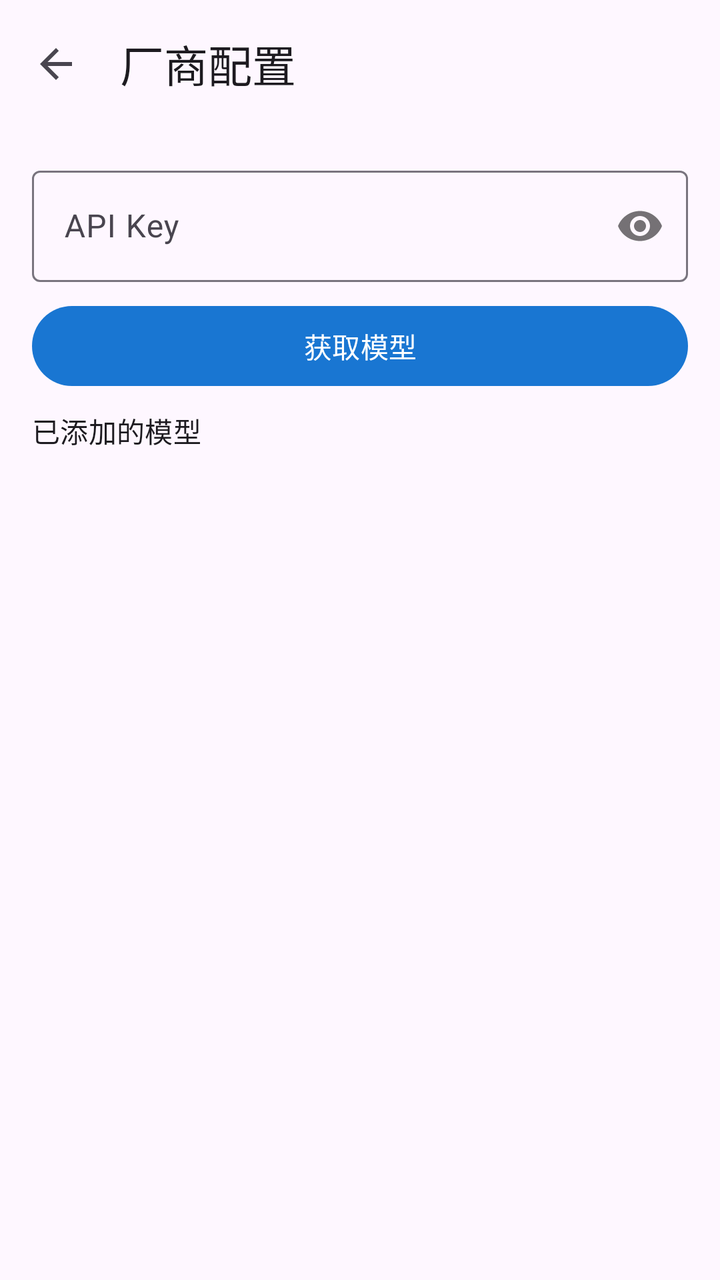
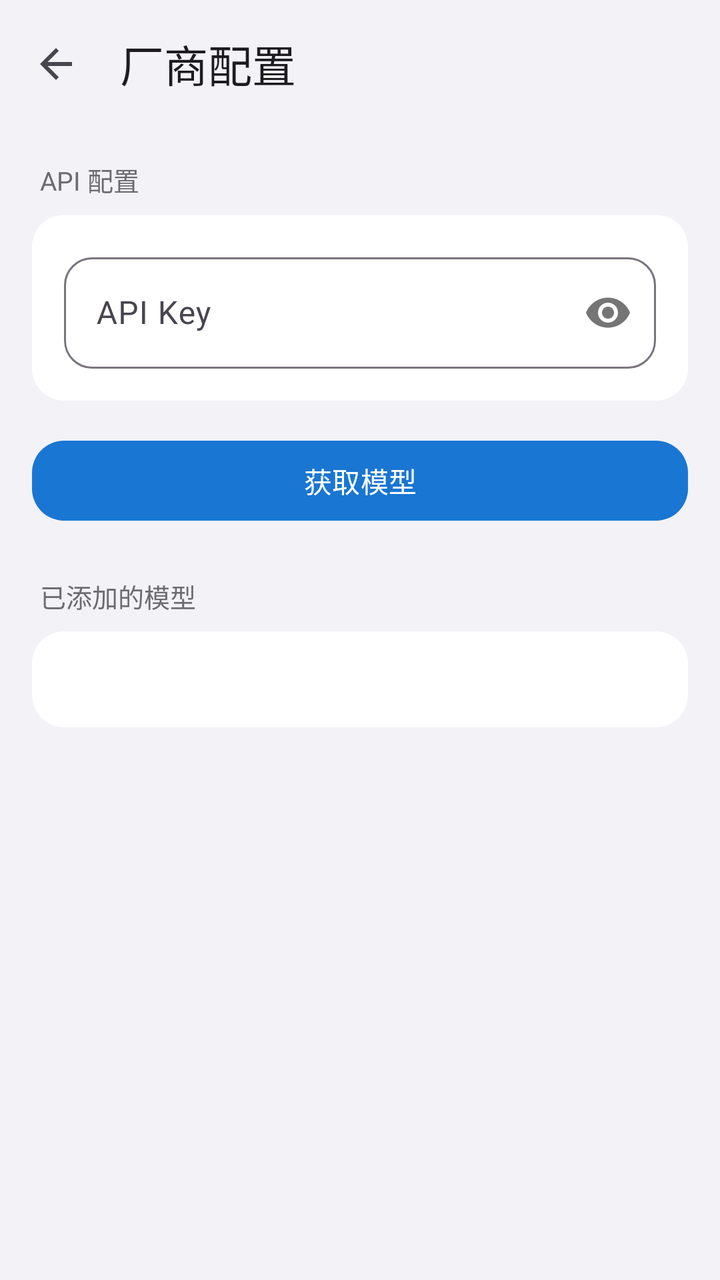

The first picture is an Android layout as it rendered before a commit; the second is the same layout after the commit. The layout source and the unified diff follow.
<!-- AndroidManifest.xml: activity theme Theme.AIChat -->
<!-- res/layout/activity_provider_detail.xml -->
<?xml version="1.0" encoding="utf-8"?>
<LinearLayout xmlns:android="http://schemas.android.com/apk/res/android"
    xmlns:app="http://schemas.android.com/apk/res-auto"
    android:layout_width="match_parent"
    android:layout_height="match_parent"
    android:orientation="vertical">

    <com.google.android.material.appbar.MaterialToolbar
        android:id="@+id/toolbar"
        android:layout_width="match_parent"
        android:layout_height="?attr/actionBarSize"
        app:title="@string/provider_detail"
        app:navigationIcon="?attr/homeAsUpIndicator" />

    <ScrollView
        android:layout_width="match_parent"
        android:layout_height="match_parent"
        android:fillViewport="true">
        <LinearLayout
            android:layout_width="match_parent"
            android:layout_height="wrap_content"
            android:orientation="vertical"
            android:padding="16dp">

            <com.google.android.material.textfield.TextInputLayout
                android:id="@+id/layoutName"
                android:layout_width="match_parent"
                android:layout_height="wrap_content"
                android:hint="@string/vendor_name"
                style="@style/Widget.Material3.TextInputLayout.OutlinedBox"
                android:layout_marginBottom="8dp"
                android:visibility="gone">
                <com.google.android.material.textfield.TextInputEditText
                    android:id="@+id/editName"
                    android:layout_width="match_parent"
                    android:layout_height="wrap_content"
                    android:inputType="text" />
            </com.google.android.material.textfield.TextInputLayout>

            <com.google.android.material.textfield.TextInputLayout
                android:id="@+id/layoutApiHost"
                android:layout_width="match_parent"
                android:layout_height="wrap_content"
                android:hint="@string/api_host"
                style="@style/Widget.Material3.TextInputLayout.OutlinedBox"
                android:layout_marginBottom="8dp"
                android:visibility="gone">
                <com.google.android.material.textfield.TextInputEditText
                    android:id="@+id/editApiHost"
                    android:layout_width="match_parent"
                    android:layout_height="wrap_content"
                    android:inputType="textUri" />
            </com.google.android.material.textfield.TextInputLayout>

            <com.google.android.material.textfield.TextInputLayout
                android:id="@+id/layoutApiPath"
                android:layout_width="match_parent"
                android:layout_height="wrap_content"
                android:hint="@string/api_path"
                app:helperText="/v1/chat/completions"
                style="@style/Widget.Material3.TextInputLayout.OutlinedBox"
                android:layout_marginBottom="8dp"
                android:visibility="gone">
                <com.google.android.material.textfield.TextInputEditText
                    android:id="@+id/editApiPath"
                    android:layout_width="match_parent"
                    android:layout_height="wrap_content"
                    android:inputType="text" />
            </com.google.android.material.textfield.TextInputLayout>

            <com.google.android.material.textfield.TextInputLayout
                android:id="@+id/layoutApiKey"
                android:layout_width="match_parent"
                android:layout_height="wrap_content"
                android:hint="@string/api_key"
                style="@style/Widget.Material3.TextInputLayout.OutlinedBox"
                app:passwordToggleEnabled="true"
                android:layout_marginBottom="8dp">
                <com.google.android.material.textfield.TextInputEditText
                    android:id="@+id/editApiKey"
                    android:layout_width="match_parent"
                    android:layout_height="wrap_content"
                    android:inputType="textPassword" />
            </com.google.android.material.textfield.TextInputLayout>

            <com.google.android.material.button.MaterialButton
                android:id="@+id/btnFetchModels"
                android:layout_width="match_parent"
                android:layout_height="wrap_content"
                android:text="@string/fetch_models"
                android:layout_marginBottom="8dp" />

            <com.google.android.material.button.MaterialButton
                android:id="@+id/btnDeleteProvider"
                style="@style/Widget.Material3.Button.TextButton"
                android:layout_width="match_parent"
                android:layout_height="wrap_content"
                android:text="删除厂商"
                android:textColor="#D32F2F"
                android:layout_marginBottom="16dp"
                android:visibility="gone" />

            <TextView
                android:layout_width="wrap_content"
                android:layout_height="wrap_content"
                android:text="已添加的模型"
                android:textAppearance="?attr/textAppearanceTitleSmall"
                android:layout_marginBottom="8dp" />

            <androidx.recyclerview.widget.RecyclerView
                android:id="@+id/recyclerModelsAdded"
                android:layout_width="match_parent"
                android:layout_height="wrap_content"
                android:minHeight="48dp"
                android:nestedScrollingEnabled="false"
                android:layout_marginBottom="16dp" />

            <TextView
                android:id="@+id/textAvailableTitle"
                android:layout_width="wrap_content"
                android:layout_height="wrap_content"
                android:text="可添加的模型（获取后点击添加）"
                android:textAppearance="?attr/textAppearanceTitleSmall"
                android:layout_marginBottom="8dp"
                android:visibility="gone" />

            <androidx.recyclerview.widget.RecyclerView
                android:id="@+id/recyclerModelsAvailable"
                android:layout_width="match_parent"
                android:layout_height="320dp"
                android:minHeight="48dp"
                android:nestedScrollingEnabled="true"
                android:visibility="gone" />
        </LinearLayout>
    </ScrollView>
</LinearLayout>
<!-- resources referenced by this layout -->
<resources>
  <string name="api_host">API Host</string>
  <string name="api_key">API Key</string>
  <string name="api_path">API Path</string>
  <string name="fetch_models">获取模型</string>
  <string name="provider_detail">厂商配置</string>
  <string name="vendor_name">厂商名称</string>
  <style name="Theme.AIChat" parent="Theme.Material3.DayNight.NoActionBar">
          <item name="colorPrimary">@color/primary</item>
          <item name="colorPrimaryContainer">?attr/colorPrimaryLight</item>
          <item name="colorOnPrimary">@color/on_primary</item>
          <item name="colorSurface">@color/surface</item>
          <item name="colorPrimarySubtle">@color/primary_blue_subtle</item>
          <item name="colorPrimaryLight">@color/primary_blue_light</item>
          <item name="colorPrimaryDeep">@color/primary_blue_deep</item>
          <item name="materialAlertDialogTheme">@style/ThemeOverlay.AIChat.MaterialAlertDialog</item>
          <item name="alertDialogTheme">@style/ThemeOverlay.AIChat.MaterialAlertDialog</item>
      </style>
  <color name="primary">#1976D2</color>
  <color name="on_primary">#FFFFFF</color>
  <color name="surface">#FFFFFF</color>
  <color name="primary_blue_subtle">#F5FAFF</color>
  <color name="primary_blue_light">#E3F2FD</color>
  <color name="primary_blue_deep">#0D47A1</color>
  <style name="ThemeOverlay.AIChat.MaterialAlertDialog" parent="ThemeOverlay.Material3.MaterialAlertDialog">
          <item name="backgroundTint">@color/dialog_surface_bg</item>
          <item name="android:windowBackground">@drawable/bg_material_alert_dialog</item>
          <item name="colorSurface">@color/dialog_surface_bg</item>
          <item name="elevationOverlayEnabled">false</item>
      </style>
  <color name="dialog_surface_bg">#FFFDFEFF</color>
  <!-- drawable bg_material_alert_dialog (drawable) -->
  <?xml version="1.0" encoding="utf-8"?>
  <shape xmlns:android="http://schemas.android.com/apk/res/android"
      android:shape="rectangle">
      <corners android:radius="28dp" />
      <solid android:color="@color/dialog_surface_bg" />
  </shape>
</resources>

<!-- the commit's change to res/layout/activity_provider_detail.xml (unified diff, before → after) -->
@@ -3,134 +3,214 @@
     xmlns:app="http://schemas.android.com/apk/res-auto"
     android:layout_width="match_parent"
     android:layout_height="match_parent"
-    android:orientation="vertical">
+    android:orientation="vertical"
+    android:background="@color/ios_grouped_bg">
 
     <com.google.android.material.appbar.MaterialToolbar
         android:id="@+id/toolbar"
         android:layout_width="match_parent"
         android:layout_height="?attr/actionBarSize"
+        android:background="@color/ios_grouped_bg"
+        app:elevation="0dp"
         app:title="@string/provider_detail"
         app:navigationIcon="?attr/homeAsUpIndicator" />
 
     <ScrollView
         android:layout_width="match_parent"
-        android:layout_height="match_parent"
-        android:fillViewport="true">
+        android:layout_height="match_parent">
+
         <LinearLayout
             android:layout_width="match_parent"
             android:layout_height="wrap_content"
             android:orientation="vertical"
-            android:padding="16dp">
-
-            <com.google.android.material.textfield.TextInputLayout
-                android:id="@+id/layoutName"
-                android:layout_width="match_parent"
-                android:layout_height="wrap_content"
-                android:hint="@string/vendor_name"
-                style="@style/Widget.Material3.TextInputLayout.OutlinedBox"
-                android:layout_marginBottom="8dp"
-                android:visibility="gone">
-                <com.google.android.material.textfield.TextInputEditText
-                    android:id="@+id/editName"
+            android:paddingBottom="32dp">
+
+            
+            <TextView
+                android:layout_width="match_parent"
+                android:layout_height="wrap_content"
+                android:text="API 配置"
+                android:textSize="13sp"
+                android:textColor="@color/ios_section_label"
+                android:paddingStart="20dp"
+                android:paddingEnd="20dp"
+                android:paddingTop="16dp"
+                android:paddingBottom="8dp" />
+
+            <com.google.android.material.card.MaterialCardView
+                android:layout_width="match_parent"
+                android:layout_height="wrap_content"
+                android:layout_marginStart="16dp"
+                android:layout_marginEnd="16dp"
+                app:cardElevation="0dp"
+                app:cardBackgroundColor="@color/ios_cell_bg"
+                app:cardCornerRadius="16dp"
+                app:strokeWidth="0dp">
+
+                <LinearLayout
                     android:layout_width="match_parent"
                     android:layout_height="wrap_content"
-                    android:inputType="text" />
-            </com.google.android.material.textfield.TextInputLayout>
-
-            <com.google.android.material.textfield.TextInputLayout
-                android:id="@+id/layoutApiHost"
-                android:layout_width="match_parent"
-                android:layout_height="wrap_content"
-                android:hint="@string/api_host"
-                style="@style/Widget.Material3.TextInputLayout.OutlinedBox"
-                android:layout_marginBottom="8dp"
-                android:visibility="gone">
-                <com.google.android.material.textfield.TextInputEditText
-                    android:id="@+id/editApiHost"
-                    android:layout_width="match_parent"
-                    android:layout_height="wrap_content"
-                    android:inputType="textUri" />
-            </com.google.android.material.textfield.TextInputLayout>
-
-            <com.google.android.material.textfield.TextInputLayout
-                android:id="@+id/layoutApiPath"
-                android:layout_width="match_parent"
-                android:layout_height="wrap_content"
-                android:hint="@string/api_path"
-                app:helperText="/v1/chat/completions"
-                style="@style/Widget.Material3.TextInputLayout.OutlinedBox"
-                android:layout_marginBottom="8dp"
-                android:visibility="gone">
-                <com.google.android.material.textfield.TextInputEditText
-                    android:id="@+id/editApiPath"
-                    android:layout_width="match_parent"
-                    android:layout_height="wrap_content"
-                    android:inputType="text" />
-            </com.google.android.material.textfield.TextInputLayout>
-
-            <com.google.android.material.textfield.TextInputLayout
-                android:id="@+id/layoutApiKey"
-                android:layout_width="match_parent"
-                android:layout_height="wrap_content"
-                android:hint="@string/api_key"
-                style="@style/Widget.Material3.TextInputLayout.OutlinedBox"
-                app:passwordToggleEnabled="true"
-                android:layout_marginBottom="8dp">
-                <com.google.android.material.textfield.TextInputEditText
-                    android:id="@+id/editApiKey"
-                    android:layout_width="match_parent"
-                    android:layout_height="wrap_content"
-                    android:inputType="textPassword" />
-            </com.google.android.material.textfield.TextInputLayout>
-
+                    android:orientation="vertical"
+                    android:padding="16dp">
+
+                    <com.google.android.material.textfield.TextInputLayout
+                        android:id="@+id/layoutName"
+                        android:layout_width="match_parent"
+                        android:layout_height="wrap_content"
+                        android:hint="@string/vendor_name"
+                        style="@style/Widget.AIChat.TextInputLayout"
+                        android:layout_marginBottom="12dp"
+                        android:visibility="gone">
+                        <com.google.android.material.textfield.TextInputEditText
+                            android:id="@+id/editName"
+                            android:layout_width="match_parent"
+                            android:layout_height="wrap_content"
+                            android:inputType="text" />
+                    </com.google.android.material.textfield.TextInputLayout>
+
+                    <com.google.android.material.textfield.TextInputLayout
+                        android:id="@+id/layoutApiHost"
+                        android:layout_width="match_parent"
+                        android:layout_height="wrap_content"
+                        android:hint="@string/api_host"
+                        style="@style/Widget.AIChat.TextInputLayout"
+                        android:layout_marginBottom="12dp"
+                        android:visibility="gone">
+                        <com.google.android.material.textfield.TextInputEditText
+                            android:id="@+id/editApiHost"
+                            android:layout_width="match_parent"
+                            android:layout_height="wrap_content"
+                            android:inputType="textUri" />
+                    </com.google.android.material.textfield.TextInputLayout>
+
+                    <com.google.android.material.textfield.TextInputLayout
+                        android:id="@+id/layoutApiPath"
+                        android:layout_width="match_parent"
+                        android:layout_height="wrap_content"
+                        android:hint="@string/api_path"
+                        app:helperText="/v1/chat/completions"
+                        style="@style/Widget.AIChat.TextInputLayout"
+                        android:layout_marginBottom="12dp"
+                        android:visibility="gone">
+                        <com.google.android.material.textfield.TextInputEditText
+                            android:id="@+id/editApiPath"
+                            android:layout_width="match_parent"
+                            android:layout_height="wrap_content"
+                            android:inputType="text" />
+                    </com.google.android.material.textfield.TextInputLayout>
+
+                    <com.google.android.material.textfield.TextInputLayout
+                        android:id="@+id/layoutApiKey"
+                        android:layout_width="match_parent"
+                        android:layout_height="wrap_content"
+                        android:hint="@string/api_key"
+                        style="@style/Widget.AIChat.TextInputLayout"
+                        app:passwordToggleEnabled="true">
+                        <com.google.android.material.textfield.TextInputEditText
+                            android:id="@+id/editApiKey"
+                            android:layout_width="match_parent"
+                            android:layout_height="wrap_content"
+                            android:inputType="textPassword" />
+                    </com.google.android.material.textfield.TextInputLayout>
+                </LinearLayout>
+            </com.google.android.material.card.MaterialCardView>
+
+            
             <com.google.android.material.button.MaterialButton
                 android:id="@+id/btnFetchModels"
                 android:layout_width="match_parent"
                 android:layout_height="wrap_content"
-                android:text="@string/fetch_models"
-                android:layout_marginBottom="8dp" />
-
-            <com.google.android.material.button.MaterialButton
-                android:id="@+id/btnDeleteProvider"
-                style="@style/Widget.Material3.Button.TextButton"
-                android:layout_width="match_parent"
-                android:layout_height="wrap_content"
-                android:text="删除厂商"
-                android:textColor="#D32F2F"
-                android:layout_marginBottom="16dp"
-                android:visibility="gone" />
-
+                android:layout_marginStart="16dp"
+                android:layout_marginEnd="16dp"
+                android:layout_marginTop="16dp"
+                app:cornerRadius="16dp"
+                android:text="@string/fetch_models" />
+
+            
+            <com.google.android.material.card.MaterialCardView
+                android:layout_width="match_parent"
+                android:layout_height="wrap_content"
+                android:layout_marginStart="16dp"
+                android:layout_marginEnd="16dp"
+                android:layout_marginTop="16dp"
+                android:visibility="gone"
+                app:cardElevation="0dp"
+                app:cardBackgroundColor="@color/ios_cell_bg"
+                app:cardCornerRadius="16dp"
+                app:strokeWidth="0dp">
+
+                <com.google.android.material.button.MaterialButton
+                    android:id="@+id/btnDeleteProvider"
+                    style="@style/Widget.Material3.Button.TextButton"
+                    android:layout_width="match_parent"
+                    android:layout_height="56dp"
+                    android:text="删除厂商"
+                    android:textColor="@color/ios_destructive" />
+            </com.google.android.material.card.MaterialCardView>
+
+            
             <TextView
-                android:layout_width="wrap_content"
+                android:layout_width="match_parent"
                 android:layout_height="wrap_content"
                 android:text="已添加的模型"
-                android:textAppearance="?attr/textAppearanceTitleSmall"
-                android:layout_marginBottom="8dp" />
-
-            <androidx.recyclerview.widget.RecyclerView
-                android:id="@+id/recyclerModelsAdded"
-                android:layout_width="match_parent"
-                android:layout_height="wrap_content"
-                android:minHeight="48dp"
-                android:nestedScrollingEnabled="false"
-                android:layout_marginBottom="16dp" />
-
+                android:textSize="13sp"
+                android:textColor="@color/ios_section_label"
+                android:paddingStart="20dp"
+                android:paddingEnd="20dp"
+                android:paddingTop="24dp"
+                android:paddingBottom="8dp" />
+
+            <com.google.android.material.card.MaterialCardView
+                android:layout_width="match_parent"
+                android:layout_height="wrap_content"
+                android:layout_marginStart="16dp"
+                android:layout_marginEnd="16dp"
+                app:cardElevation="0dp"
+                app:cardBackgroundColor="@color/ios_cell_bg"
+                app:cardCornerRadius="16dp"
+                app:strokeWidth="0dp">
+
+                <androidx.recyclerview.widget.RecyclerView
+                    android:id="@+id/recyclerModelsAdded"
+                    android:layout_width="match_parent"
+                    android:layout_height="wrap_content"
+                    android:minHeight="48dp"
+                    android:nestedScrollingEnabled="false" />
+            </com.google.android.material.card.MaterialCardView>
+
+            
             <TextView
                 android:id="@+id/textAvailableTitle"
-                android:layout_width="wrap_content"
+                android:layout_width="match_parent"
                 android:layout_height="wrap_content"
                 android:text="可添加的模型（获取后点击添加）"
-                android:textAppearance="?attr/textAppearanceTitleSmall"
-                android:layout_marginBottom="8dp"
+                android:textSize="13sp"
+                android:textColor="@color/ios_section_label"
+                android:paddingStart="20dp"
+                android:paddingEnd="20dp"
+                android:paddingTop="24dp"
+                android:paddingBottom="8dp"
                 android:visibility="gone" />
 
-            <androidx.recyclerview.widget.RecyclerView
-                android:id="@+id/recyclerModelsAvailable"
-                android:layout_width="match_parent"
-                android:layout_height="320dp"
-                android:minHeight="48dp"
-                android:nestedScrollingEnabled="true"
-                android:visibility="gone" />
+            <com.google.android.material.card.MaterialCardView
+                android:layout_width="match_parent"
+                android:layout_height="wrap_content"
+                android:layout_marginStart="16dp"
+                android:layout_marginEnd="16dp"
+                android:visibility="gone"
+                app:cardElevation="0dp"
+                app:cardBackgroundColor="@color/ios_cell_bg"
+                app:cardCornerRadius="16dp"
+                app:strokeWidth="0dp">
+
+                <androidx.recyclerview.widget.RecyclerView
+                    android:id="@+id/recyclerModelsAvailable"
+                    android:layout_width="match_parent"
+                    android:layout_height="320dp"
+                    android:minHeight="48dp"
+                    android:nestedScrollingEnabled="true" />
+            </com.google.android.material.card.MaterialCardView>
+
         </LinearLayout>
     </ScrollView>
 </LinearLayout>
<!-- resource entries referenced after the edit -->
@@ -1,11 +1,23 @@
 <!-- resources referenced by this layout -->
 <resources>
+  <color name="ios_cell_bg">#FFFFFF</color>
+  <color name="ios_destructive">#FF3B30</color>
+  <color name="ios_grouped_bg">#F2F2F7</color>
+  <color name="ios_section_label">#6C6C70</color>
   <string name="api_host">API Host</string>
   <string name="api_key">API Key</string>
   <string name="api_path">API Path</string>
   <string name="fetch_models">获取模型</string>
   <string name="provider_detail">厂商配置</string>
   <string name="vendor_name">厂商名称</string>
+  <style name="Widget.AIChat.TextInputLayout" parent="Widget.Material3.TextInputLayout.OutlinedBox">
+          <item name="boxCornerRadiusTopStart">14dp</item>
+          <item name="boxCornerRadiusTopEnd">14dp</item>
+          <item name="boxCornerRadiusBottomStart">14dp</item>
+          <item name="boxCornerRadiusBottomEnd">14dp</item>
+          <item name="boxStrokeWidth">1dp</item>
+          <item name="boxStrokeWidthFocused">2dp</item>
+      </style>
   <style name="Theme.AIChat" parent="Theme.Material3.DayNight.NoActionBar">
           <item name="colorPrimary">@color/primary</item>
           <item name="colorPrimaryContainer">?attr/colorPrimaryLight</item>
